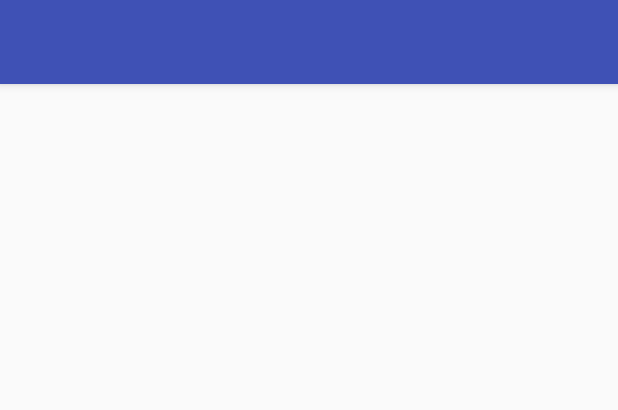
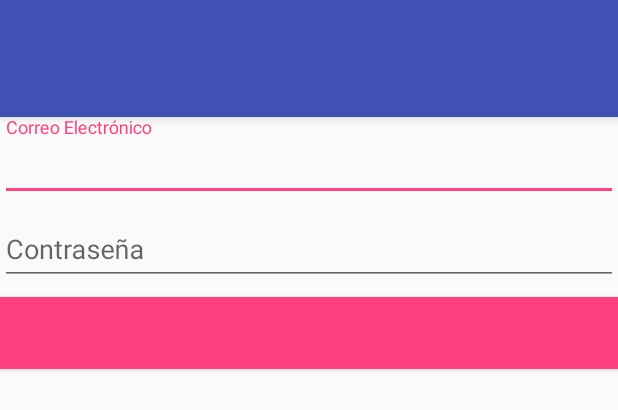
Before and after one commit to urksiful/Practica1, an Android app: the layout activity_login.xml on its own in the app's theme, with its tools: preview values and no code run, on a phone screen of 412 x 824 dp. Shown: the top 410 px of the screen. Run offline under Robolectric (Android 15) with nearby library versions, the phone set to English and light mode, and no system bars.

Commit message:
v4 Last commited

```diff
--- a/app/src/main/java/pro/uriel/practica1/LoginActivity.java
+++ b/app/src/main/java/pro/uriel/practica1/LoginActivity.java
@@ -10,6 +10,7 @@ import android.view.View;
 public class LoginActivity extends BaseActivity {
 
     private static final String TAG = LoginActivity.class.getName() ;
+    private Toolbar toolbar;
 
     @Override
     protected int getLayoutResID() {
@@ -21,4 +22,8 @@ public class LoginActivity extends BaseActivity {
         super.initView();
     }
 
+    private void initConfigToolbar(){
+        toolbar = getToolbar();
+        toolbar.setNavigationIcon(getResources().getDrawable(R.drawable.ic_keyboard_arrow_left_white_24dp));
+    }
 }
--- a/app/src/main/res/layout/activity_login.xml
+++ b/app/src/main/res/layout/activity_login.xml
@@ -18,6 +18,16 @@
             android:background="?attr/colorPrimary"
             app:popupTheme="@style/AppTheme.PopupOverlay" />
 
+        <TextView
+
+            android:id="@+id/titulo"
+            android:layout_width="match_parent"
+            android:layout_height="wrap_content"
+            android:textColor="@android:color/white"
+            android:textSize="16sp"
+            android:layout_gravity="center"
+            />
+
     </android.support.design.widget.AppBarLayout>
 
     <include layout="@layout/content_login" />
--- a/app/src/main/res/layout/content_login.xml
+++ b/app/src/main/res/layout/content_login.xml
@@ -11,10 +11,41 @@
 
 
     <android.support.design.widget.TextInputLayout
-        android:id="@+id/text-email"
+        android:id="@+id/text_email"
         android:layout_width="match_parent"
         android:layout_height="wrap_content">
 
+        <EditText
+            android:id="@+id/edt_email"
+            android:hint="@string/login_text_hint_correo_electronico"
+            android:layout_width="match_parent"
+            android:layout_height="wrap_content" />
+
     </android.support.design.widget.TextInputLayout>
 
+    <android.support.design.widget.TextInputLayout
+        android:id="@+id/text_password"
+        android:layout_width="match_parent"
+        android:layout_height="wrap_content">
+
+        <EditText
+            android:id="@+id/edt_password"
+            android:inputType="textWebPassword"
+            android:hint="@string/login_text_hint_contraseña"
+            android:layout_width="match_parent"
+            android:layout_height="wrap_content" />
+
+    </android.support.design.widget.TextInputLayout>
+
+    <Button
+
+        android:id="@+id/btn_Entrar"
+        android:textAllCaps="true"
+        android:textSize="18dp"
+        android:textColor="@android:color/white"
+        android:layout_marginTop="8dp"
+        android:background="@color/colorAccent"
+        android:layout_width="match_parent"
+        android:layout_height="wrap_content" />
+
 </LinearLayout>
--- a/app/src/main/res/values/strings.xml
+++ b/app/src/main/res/values/strings.xml
@@ -2,4 +2,6 @@
     <string name="app_name">Practica1</string>
     <string name="action_settings">Settings</string>
     <string name="title_activity_login">LoginActivity</string>
+    <string name="login_text_hint_correo_electronico">Correo Electrónico</string>
+    <string name="login_text_hint_contraseña">Contraseña</string>
 </resources>
```
Also changed, not shown: app/build.gradle (+7 -2 lines), app/src/main/AndroidManifest.xml (+9 -2 lines), app/src/main/java/pro/uriel/practica1/BaseActivity.java (+19 -3 lines), app/src/main/res/drawable/drawable-hdpi/ic_keyboard_arrow_left_white_24dp.png (added).
